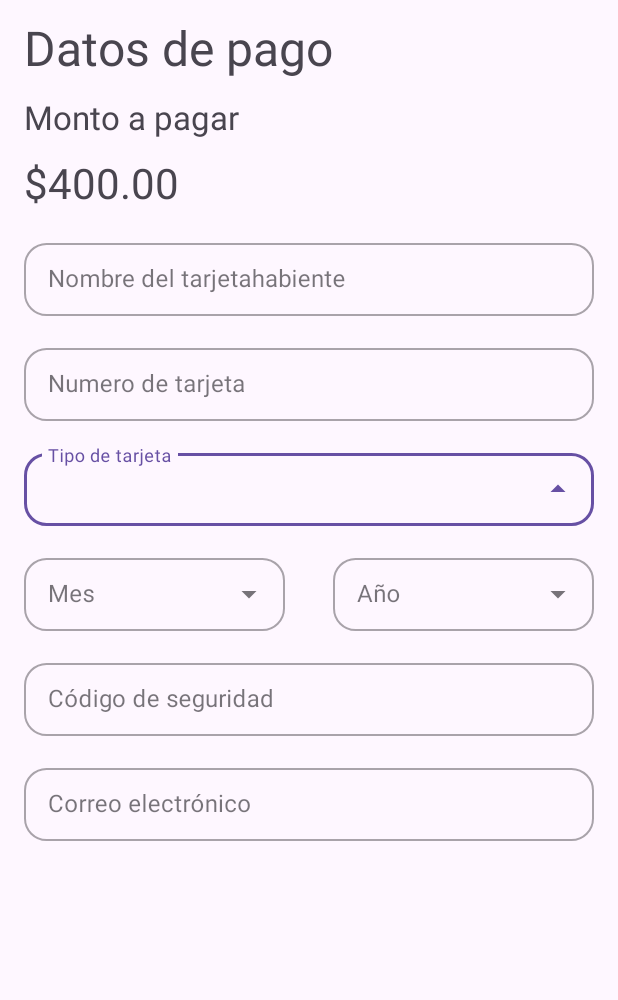
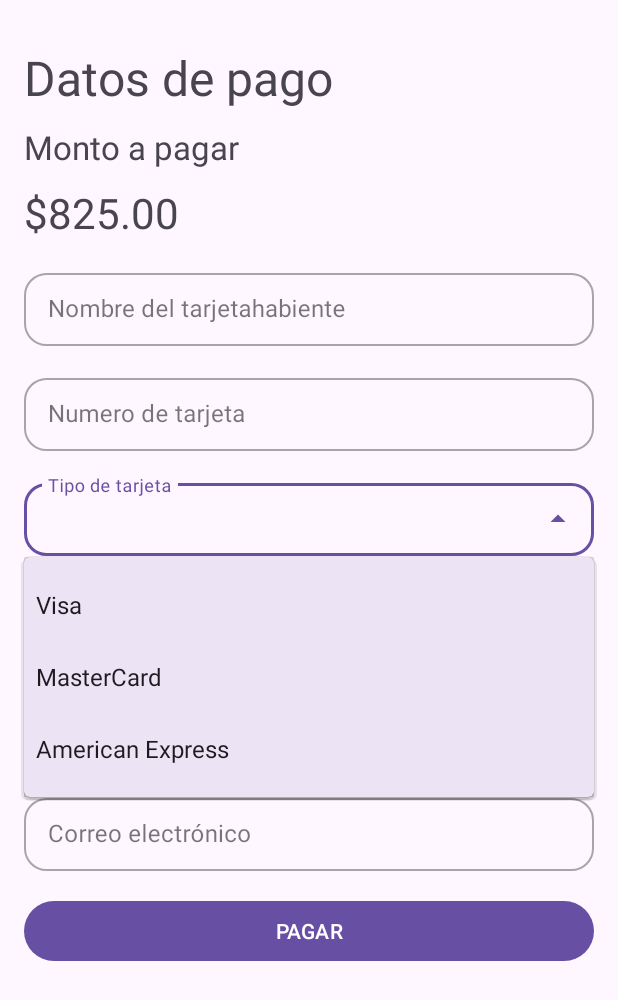
Before and after one commit to anafragoso2/ejercicio1CM, an Android app: the screen it shows after launch (MainActivity), after a tap on an icon or button, on a phone screen of 412 x 824 dp. Shown: the top 1000 px of the screen. Run offline under Robolectric (Android 15) with nearby library versions, the phone set to English and light mode, and no system bars.

Commit message:
proyecto terminado

```diff
--- a/Ejercicio1/app/build.gradle.kts
+++ b/Ejercicio1/app/build.gradle.kts
@@ -33,6 +33,9 @@ android {
     kotlinOptions {
         jvmTarget = "1.8"
     }
+    buildFeatures {
+        viewBinding = true
+    }
 }
 
 dependencies {
--- a/Ejercicio1/app/src/main/AndroidManifest.xml
+++ b/Ejercicio1/app/src/main/AndroidManifest.xml
@@ -13,6 +13,9 @@
         android:theme="@style/Theme.Ejercicio1"
         tools:targetApi="31">
         <activity
+            android:name=".ResultActivity"
+            android:exported="false" />
+        <activity
             android:name=".MainActivity"
             android:exported="true">
             <intent-filter>
--- a/Ejercicio1/app/src/main/java/com/example/ejercicio1/MainActivity.kt
+++ b/Ejercicio1/app/src/main/java/com/example/ejercicio1/MainActivity.kt
@@ -1,23 +1,139 @@
 package com.example.ejercicio1
 
+import android.R
+import android.content.Context
+import android.content.Intent
 import android.os.Bundle
-import androidx.activity.enableEdgeToEdge
+import android.util.AttributeSet
+import android.util.Patterns
+import android.view.View
+import android.widget.ArrayAdapter
+import android.widget.Toast
 import androidx.appcompat.app.AppCompatActivity
-import androidx.core.view.ViewCompat
-import androidx.core.view.WindowInsetsCompat
+import com.example.ejercicio1.databinding.ActivityMainBinding
+import java.text.NumberFormat
+import kotlin.random.Random
 
 class MainActivity : AppCompatActivity() {
-
+    private lateinit var binding: ActivityMainBinding
 
 
     override fun onCreate(savedInstanceState: Bundle?) {
         super.onCreate(savedInstanceState)
-        enableEdgeToEdge()
-        setContentView(R.layout.activity_main)
-        ViewCompat.setOnApplyWindowInsetsListener(findViewById(R.id.main)) { v, insets ->
-            val systemBars = insets.getInsets(WindowInsetsCompat.Type.systemBars())
-            v.setPadding(systemBars.left, systemBars.top, systemBars.right, systemBars.bottom)
-            insets
+        binding = ActivityMainBinding.inflate(layoutInflater)
+        setContentView(binding.root)
+
+        val montoAPagar = Random.nextInt(100, 5001)
+        binding.tvMontoAPagar.text = "$"+montoAPagar.toString()+".00"
+
+        var tipoTarjetaSelected = false
+        binding.etTipoTarjeta.setOnItemClickListener { parent, view, position, id ->
+            tipoTarjetaSelected = true
         }
+
+        var mesSelected = false
+        binding.etMes.setOnItemClickListener { parent, view, position, id ->
+            mesSelected = true
+        }
+
+        var anhoSelected = false
+        binding.etAno.setOnItemClickListener { parent, view, position, id ->
+            anhoSelected = true
+        }
+
+        binding.btnPagar.setOnClickListener {
+            val nombre = binding.etNombreTarjetahabiente.text ?: ""
+            val numeroTarjeta = binding.etNumeroTarjeta.text ?: ""
+            val cvv = binding.etCvv.text ?: ""
+            val tipoTarjeta = binding.etTipoTarjeta.text ?: ""
+
+            if (nombre.isNotEmpty() &&
+                numeroTarjeta.isNotEmpty() &&
+                cvv.isNotEmpty() &&
+                tipoTarjetaSelected &&
+                mesSelected &&
+                anhoSelected &&
+                isValidEmail(binding.etCorreo.text.toString())
+                ) {
+
+                val operacionExitosa = (Math.random() < 0.75)
+
+                val intent = Intent(this, ResultActivity::class.java)
+                intent.putExtra("exito",operacionExitosa)
+                intent.putExtra("nombre",nombre.toString())
+                intent.putExtra("tipoTarjeta",tipoTarjeta.toString())
+                intent.putExtra("montoAPagar",montoAPagar)
+                intent.putExtra("correo",binding.etCorreo.text.toString())
+                startActivity(intent)
+
+            } else {
+                Toast.makeText(this,"Verifique que los datos sean validos",Toast.LENGTH_SHORT).show()
+            }
+        }
+
+        tipoDeTarjetaSpinner()
+        mes()
+        anho()
+    }
+
+    private fun isValidEmail(email: String): Boolean {
+        return Patterns.EMAIL_ADDRESS.matcher(email).matches()
+    }
+
+    private fun tipoDeTarjetaSpinner() {
+        val tiposDeTarjeta = mutableListOf(
+            "Visa",
+            "MasterCard",
+            "American Express"
+        )
+
+        val adapterArray = ArrayAdapter(
+            this,
+            R.layout.simple_spinner_dropdown_item,
+            tiposDeTarjeta
+        )
+
+        binding.etTipoTarjeta.setAdapter(adapterArray)
+    }
+
+    private fun mes() {
+        val meses = mutableListOf(
+            "1",
+            "2",
+            "3",
+            "4",
+            "5",
+            "6",
+            "7",
+            "8",
+            "9",
+            "10",
+            "11",
+            "12"
+        )
+        val adapterArray = ArrayAdapter(
+            this,
+            R.layout.simple_spinner_dropdown_item,
+            meses
+        )
+        binding.etMes.setAdapter(adapterArray)
+    }
+
+    private fun anho() {
+        val anhos = mutableListOf(
+            "2024",
+            "2025",
+            "2026",
+            "2027",
+            "2028",
+            "2029",
+            "2030"
+        )
+        val adapterArray = ArrayAdapter(
+            this,
+            R.layout.simple_spinner_dropdown_item,
+            anhos
+        )
+        binding.etAno.setAdapter(adapterArray)
     }
 }
--- a/Ejercicio1/app/src/main/res/layout/activity_main.xml
+++ b/Ejercicio1/app/src/main/res/layout/activity_main.xml
@@ -1,5 +1,5 @@
 <?xml version="1.0" encoding="utf-8"?>
-<LinearLayout xmlns:android="http://schemas.android.com/apk/res/android"
+<ScrollView xmlns:android="http://schemas.android.com/apk/res/android"
     xmlns:app="http://schemas.android.com/apk/res-auto"
     xmlns:tools="http://schemas.android.com/tools"
     android:id="@+id/main"
@@ -8,11 +8,15 @@
     tools:context=".MainActivity"
     android:orientation="vertical">
 
+    <LinearLayout
+        android:layout_width="match_parent"
+        android:layout_height="wrap_content"
+        android:orientation="vertical">
+
         <TextView
             android:layout_width="match_parent"
             android:layout_height="wrap_content"
-        android:layout_marginTop="10dp"
-
+            android:layout_marginTop="30dp"
             android:layout_marginStart="16dp"
             android:layout_marginEnd="16dp"
             android:text="Datos de pago"
@@ -29,6 +33,7 @@
             android:textSize="22sp" />
 
         <TextView
+            android:id="@+id/tvMontoAPagar"
             android:layout_width="match_parent"
             android:layout_height="wrap_content"
             android:layout_marginTop="10dp"
@@ -73,7 +78,9 @@
                 android:layout_width="match_parent"
                 android:layout_height="match_parent"
                 android:hint="Numero de tarjeta"
-            android:inputType="number"/>
+                android:inputType="number"
+                android:maxEms="16"
+                android:maxLength="16" />
         </com.google.android.material.textfield.TextInputLayout>
 
         <com.google.android.material.textfield.TextInputLayout
@@ -189,5 +196,15 @@
                 android:inputType="textEmailAddress"/>
         </com.google.android.material.textfield.TextInputLayout>
 
+        <com.google.android.material.button.MaterialButton
+            android:id="@+id/btnPagar"
+            android:layout_width="match_parent"
+            android:layout_marginTop="16dp"
+            android:layout_marginHorizontal="16dp"
+            android:layout_height="wrap_content"
+            android:text="PAGAR"
+            android:layout_gravity="center_horizontal"
+            app:cornerRadius="20dp"/>
 
     </LinearLayout>
+</ScrollView>
```
Also changed, not shown: Ejercicio1/app/src/main/java/com/example/ejercicio1/ResultActivity.kt (added, +53 -0 lines), Ejercicio1/app/src/main/res/layout/activity_result.xml (added, +94 -0 lines). Lines whose indentation alone changed are shown as unchanged.
